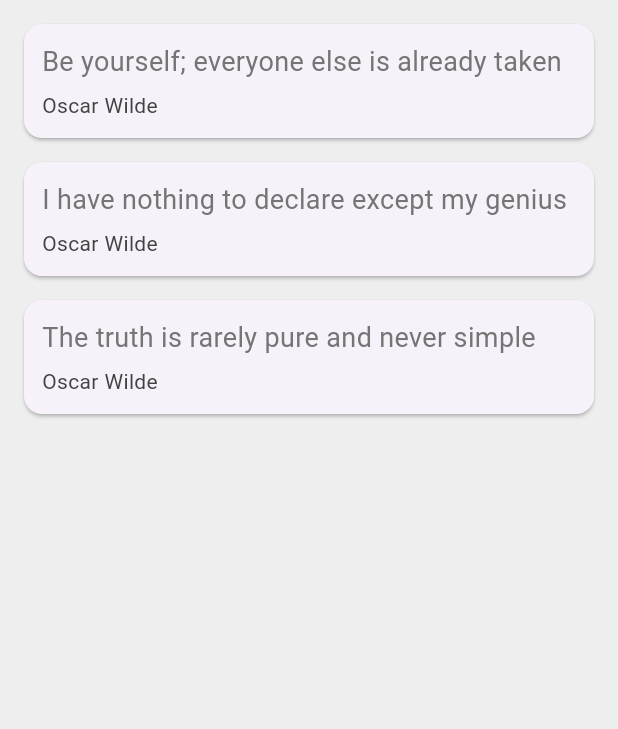
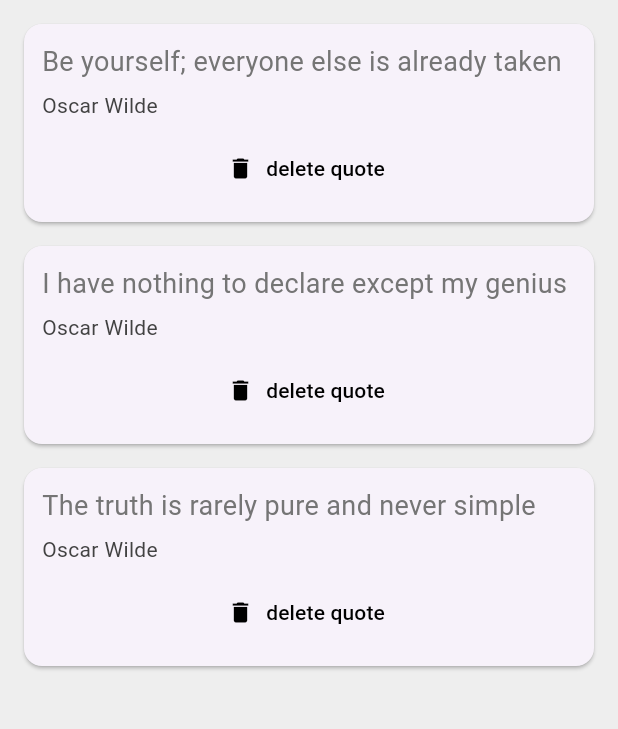
Before and after one commit to archie-bryann/quotes, a Flutter app: the screen it shows after launch, on a phone screen of 412 x 824 dp, the part 84-813 px from its top. Run offline on Flutter 3.47's test engine with Material 3 defaults, Android fonts, the phone set to English and light mode, and no system bars.

Commit message:
functions as Parameters

```diff
--- a/lib/main.dart
+++ b/lib/main.dart
@@ -42,7 +42,14 @@ class _QuoteListState extends State<QuoteList> {
       body: Column(
         // crossAxisAlignment: CrossAxisAlignment.start,
         // children: quotes.map((quote) => Text('${quote.text} - ${quote.author}')).toList(),
-        children: quotes.map((quote) => QuoteCard(quote: quote)).toList(),
+        children: quotes.map((quote) => QuoteCard(
+            quote: quote,
+            delete: () {
+              setState(() {
+                quotes.remove(quote);
+              });
+            },
+        )).toList(),
 
       )
     );
--- a/lib/quote_card.dart
+++ b/lib/quote_card.dart
@@ -5,9 +5,12 @@ class QuoteCard extends StatelessWidget {
   const QuoteCard({
     super.key,
     required this.quote,
+    required this.delete
   });
 
-  final dynamic quote;
+  final Quote quote;
+  final VoidCallback delete;
+
 
   @override
   Widget build(BuildContext context) {
@@ -32,6 +35,15 @@ class QuoteCard extends StatelessWidget {
                       fontSize: 14.0,
                       color: Colors.grey[800]
                   )
+              ),
+              SizedBox(height: 8.0),
+              TextButton.icon(
+                  onPressed: delete,
+                  label: Text('delete quote'),
+                  icon: Icon(Icons.delete),
+                  style: TextButton.styleFrom(
+                    foregroundColor: Colors.black
+                  ),
               )
             ],
           ),
```
Also changed, not shown: 1 other file.
